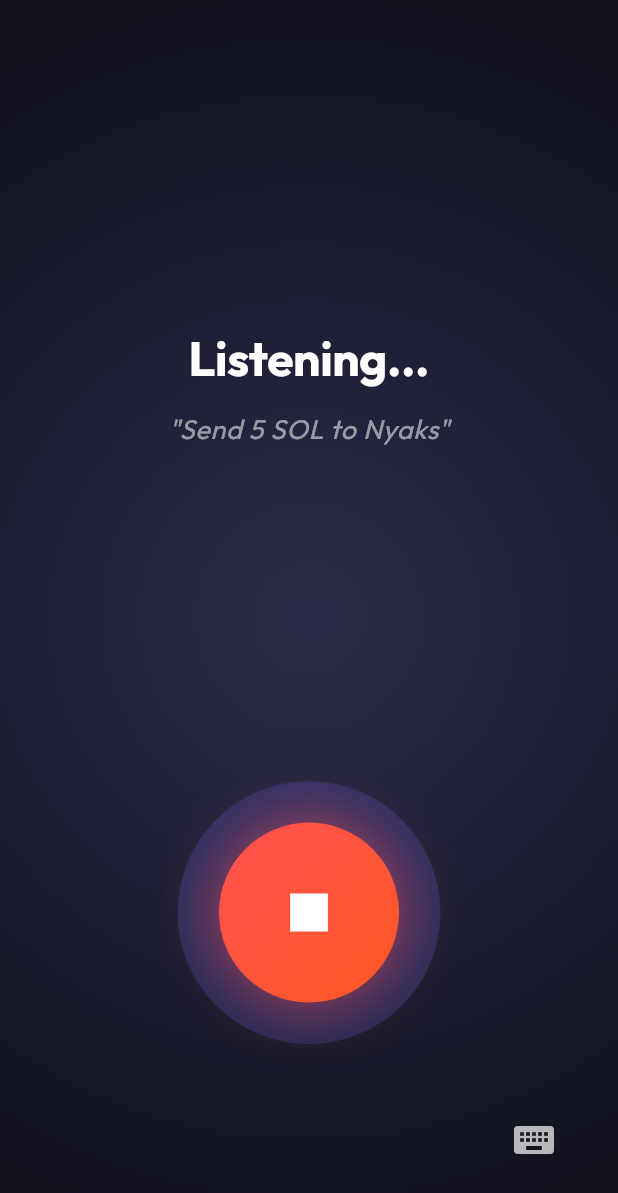
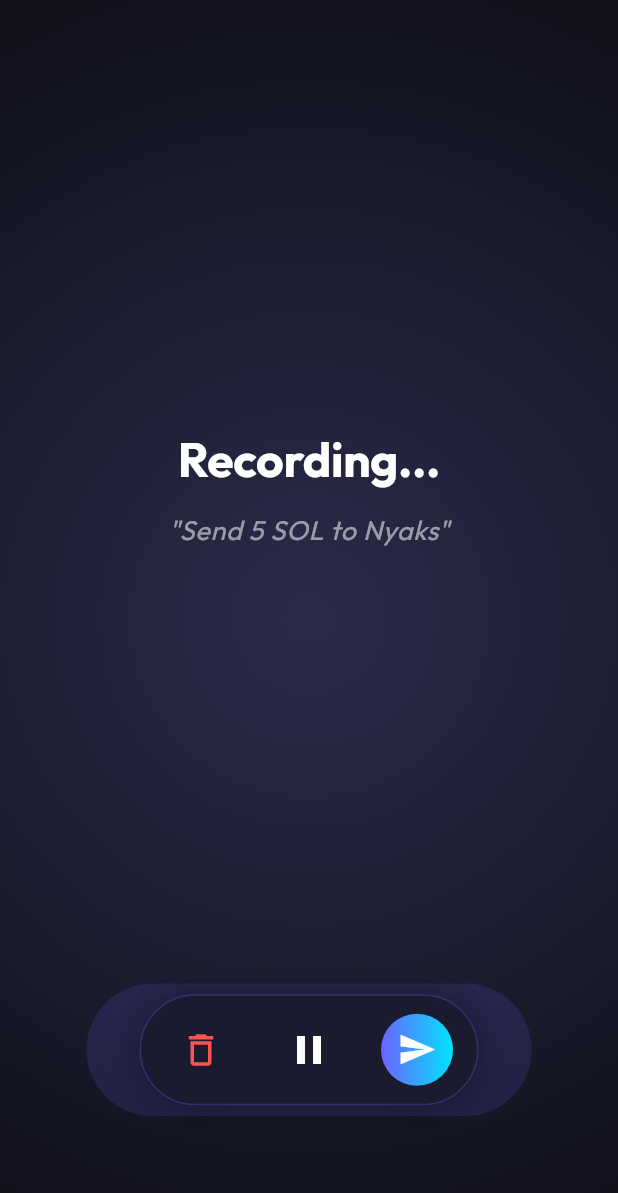
Before and after one commit to nyaks1/double-z, a Flutter app: the HomeScreen screen opened by its route, after a tap on the "mic" icon, on a phone screen of 412 x 824 dp. Shown: the top 1193 px of the screen. Run offline on Flutter 3.47's test engine with Material 3 defaults, Android fonts, the phone set to English and light mode, and no system bars; our stand-ins replace google_fonts; missing offline and left inert: record.

Commit message:
Implement WhatsApp-style audio recorder UI with pause and delete

```diff
--- a/mobile/lib/screens/home.dart
+++ b/mobile/lib/screens/home.dart
@@ -16,6 +16,7 @@ class _HomeScreenState extends State<HomeScreen> with SingleTickerProviderStateM
   final AudioService _audioService = AudioService();
   final WalletService _walletService = WalletService();
   bool _isRecording = false;
+  bool _isPaused = false;
   bool _isTypingMode = false;
   bool _isLoading = false;
 
@@ -35,11 +36,39 @@ class _HomeScreenState extends State<HomeScreen> with SingleTickerProviderStateM
     super.dispose();
   }
 
-  void _toggleRecording() async {
-    if (_isRecording) {
-      // Stop recording and process
+  void _startRecording() async {
+    setState(() {
+      _isRecording = true;
+      _isPaused = false;
+    });
+    await _audioService.startRecording();
+  }
+
+  void _pauseOrResumeRecording() async {
+    if (_isPaused) {
+      await _audioService.resumeRecording();
+      setState(() => _isPaused = false);
+      _pulseController.repeat(reverse: true);
+    } else {
+      await _audioService.pauseRecording();
+      setState(() => _isPaused = true);
+      _pulseController.stop();
+    }
+  }
+
+  void _cancelRecording() async {
     setState(() {
       _isRecording = false;
+      _isPaused = false;
+    });
+    await _audioService.cancelRecording();
+    _pulseController.repeat(reverse: true);
+  }
+
+  void _sendRecording() async {
+    setState(() {
+      _isRecording = false;
+      _isPaused = false;
       _isLoading = true;
     });
 
@@ -57,11 +86,7 @@ class _HomeScreenState extends State<HomeScreen> with SingleTickerProviderStateM
       }
     } finally {
       if (mounted) setState(() => _isLoading = false);
-      }
-    } else {
-      // Start recording
-      setState(() => _isRecording = true);
-      await _audioService.startRecording();
+      _pulseController.repeat(reverse: true);
     }
   }
 
@@ -110,7 +135,7 @@ class _HomeScreenState extends State<HomeScreen> with SingleTickerProviderStateM
                 Text(
                   _isLoading
                       ? "Processing..."
-                      : (_isTypingMode ? "Type your intent" : (_isRecording ? "Listening..." : "Tap to Speak")),
+                      : (_isTypingMode ? "Type your intent" : (_isRecording ? (_isPaused ? "Paused" : "Recording...") : "Tap to Speak")),
                   style: Theme.of(context).textTheme.displayLarge?.copyWith(fontSize: 32),
                 ),
                 const SizedBox(height: 16),
@@ -123,55 +148,32 @@ class _HomeScreenState extends State<HomeScreen> with SingleTickerProviderStateM
                 ),
                 const Spacer(),
 
-                if (!_isTypingMode) ...[
+                if (_isLoading) ...[
+                  const CircularProgressIndicator(color: Colors.white),
+                  const SizedBox(height: 80),
+                ] else if (!_isTypingMode) ...[
+                  if (!_isRecording) ...[
                     GestureDetector(
-                    onTap: _toggleRecording,
-                    child: Stack(
-                      alignment: Alignment.center,
-                      children: [
-                        if (_isRecording)
-                          AnimatedBuilder(
-                            animation: _pulseController,
-                            builder: (context, child) {
-                              return Container(
-                                width: 150 + (_pulseController.value * 30),
-                                height: 150 + (_pulseController.value * 30),
-                                decoration: BoxDecoration(
-                                  shape: BoxShape.circle,
-                                  color: Theme.of(context).colorScheme.primary.withValues(alpha: 0.2),
-                                ),
-                              );
-                            },
-                          ),
-                        Container(
+                      onTap: _startRecording,
+                      child: Container(
                         width: 120,
                         height: 120,
                         decoration: BoxDecoration(
                           shape: BoxShape.circle,
                           gradient: LinearGradient(
-                              colors: _isRecording
-                                  ? [Colors.redAccent, Colors.deepOrange]
-                                  : [Theme.of(context).colorScheme.primary, Theme.of(context).colorScheme.secondary],
+                            colors: [Theme.of(context).colorScheme.primary, Theme.of(context).colorScheme.secondary],
                             begin: Alignment.topLeft,
                             end: Alignment.bottomRight,
                           ),
                           boxShadow: [
                             BoxShadow(
-                                color: _isRecording ? Colors.redAccent.withValues(alpha: 0.5) : Theme.of(context).colorScheme.primary.withValues(alpha: 0.5),
+                              color: Theme.of(context).colorScheme.primary.withValues(alpha: 0.5),
                               blurRadius: 30,
                               spreadRadius: 5,
                             ),
                           ],
                         ),
-                          child: _isLoading
-                              ? const CircularProgressIndicator(color: Colors.white)
-                              : Icon(
-                                  _isRecording ? Icons.stop : Icons.mic,
-                                  size: 50,
-                                  color: Colors.white,
-                                ),
-                        ),
-                      ],
+                        child: const Icon(Icons.mic, size: 50, color: Colors.white),
                       ),
                     ),
                     const SizedBox(height: 40),
@@ -186,6 +188,73 @@ class _HomeScreenState extends State<HomeScreen> with SingleTickerProviderStateM
                         ),
                       ),
                     ),
+                  ] else ...[
+                    Stack(
+                      alignment: Alignment.center,
+                      children: [
+                        if (!_isPaused)
+                          AnimatedBuilder(
+                            animation: _pulseController,
+                            builder: (context, child) {
+                              return Container(
+                                width: 280 + (_pulseController.value * 20),
+                                height: 80 + (_pulseController.value * 10),
+                                decoration: BoxDecoration(
+                                  borderRadius: BorderRadius.circular(50),
+                                  color: Theme.of(context).colorScheme.primary.withValues(alpha: 0.15),
+                                ),
+                              );
+                            },
+                          ),
+                        Container(
+                          padding: const EdgeInsets.symmetric(horizontal: 16, vertical: 12),
+                          decoration: BoxDecoration(
+                            color: Theme.of(context).colorScheme.surface.withValues(alpha: 0.9),
+                            borderRadius: BorderRadius.circular(50),
+                            border: Border.all(color: Theme.of(context).colorScheme.primary.withValues(alpha: 0.3)),
+                            boxShadow: [
+                              BoxShadow(
+                                color: Colors.black.withValues(alpha: 0.3),
+                                blurRadius: 15,
+                                spreadRadius: 2,
+                              )
+                            ]
+                          ),
+                          child: Row(
+                            mainAxisSize: MainAxisSize.min,
+                            children: [
+                              IconButton(
+                                icon: const Icon(Icons.delete_outline, color: Colors.redAccent, size: 28),
+                                onPressed: _cancelRecording,
+                                tooltip: "Delete",
+                              ),
+                              const SizedBox(width: 24),
+                              IconButton(
+                                icon: Icon(_isPaused ? Icons.mic : Icons.pause, color: Colors.white, size: 32),
+                                onPressed: _pauseOrResumeRecording,
+                                tooltip: _isPaused ? "Resume" : "Pause",
+                              ),
+                              const SizedBox(width: 24),
+                              Container(
+                                decoration: BoxDecoration(
+                                  shape: BoxShape.circle,
+                                  gradient: LinearGradient(
+                                    colors: [Theme.of(context).colorScheme.primary, Theme.of(context).colorScheme.secondary],
+                                  ),
+                                ),
+                                child: IconButton(
+                                  icon: const Icon(Icons.send, color: Colors.white, size: 26),
+                                  onPressed: _sendRecording,
+                                  tooltip: "Send",
+                                ),
+                              ),
+                            ],
+                          ),
+                        ),
+                      ],
+                    ),
+                    const SizedBox(height: 80),
+                  ],
                 ] else ...[
                   Padding(
                     padding: const EdgeInsets.symmetric(horizontal: 24.0),
@@ -231,8 +300,8 @@ class _HomeScreenState extends State<HomeScreen> with SingleTickerProviderStateM
                       ),
                     ),
                   ),
+                  const SizedBox(height: 40),
                 ],
-                const SizedBox(height: 40),
               ],
             ),
           ),
--- a/mobile/lib/services/audio.dart
+++ b/mobile/lib/services/audio.dart
@@ -22,6 +22,24 @@ class AudioService {
         const RecordConfig(encoder: AudioEncoder.aacLc),
         path: _audioPath!,
       );
+    }
+  }
+
+  Future<void> pauseRecording() async {
+    await _record.pause();
+  }
+
+  Future<void> resumeRecording() async {
+    await _record.resume();
+  }
+
+  Future<void> cancelRecording() async {
+    final path = await _record.stop();
+    if (path != null) {
+      final file = File(path);
+      if (file.existsSync()) {
+        file.deleteSync();
+      }
     }
   }
 
```
Lines whose indentation alone changed are shown as unchanged.
